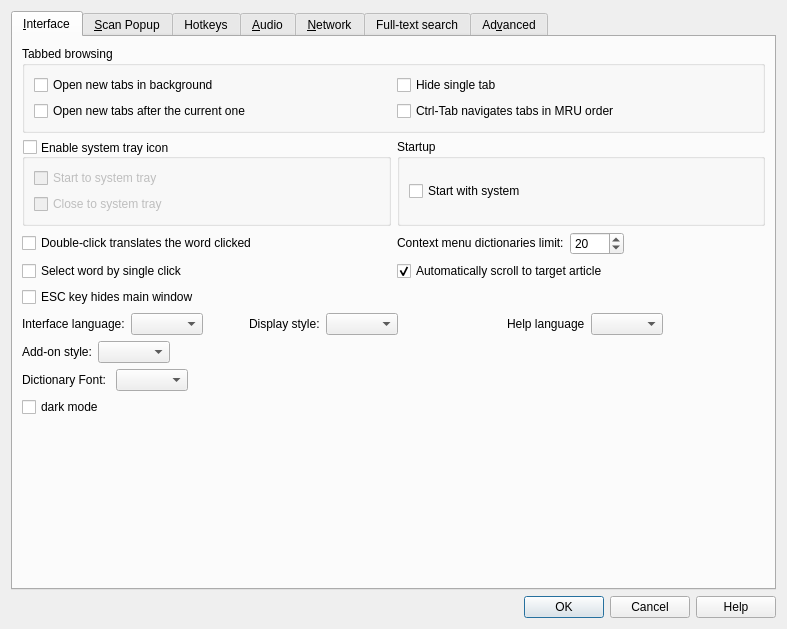
Qt form preferences.ui (xiaoyifang/goldendict-ng) before a commit.
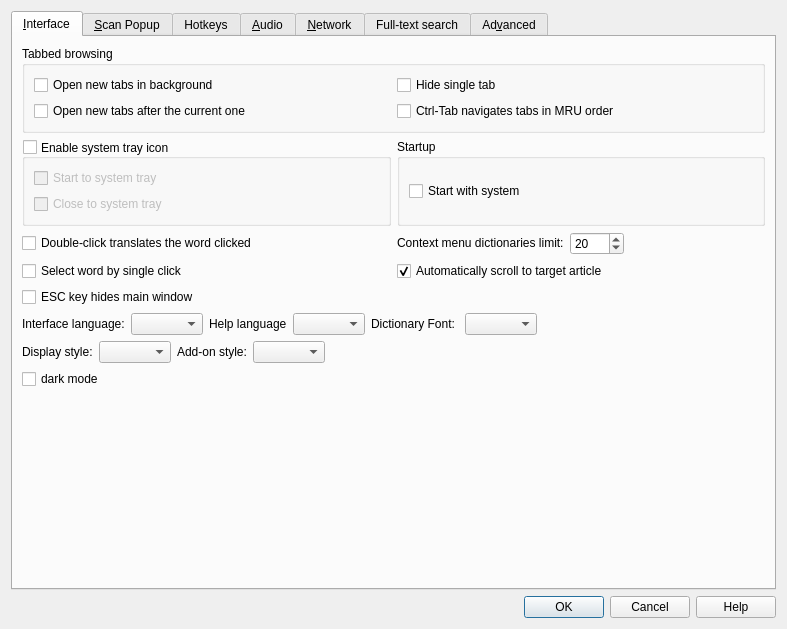
The same form after that commit. Icons and pictures are not drawn. Custom widgets are drawn as their Qt base class.

Commit message: ui:rearrange controls in preference dialog

Diff of the .ui file:
```diff
--- a/preferences.ui
+++ b/preferences.ui
@@ -51,6 +51,8 @@
         <number>9</number>
        </property>
        <item row="5" column="0" colspan="2">
+        <layout class="QVBoxLayout" name="verticalLayout_16">
+         <item>
         <layout class="QHBoxLayout" name="horizontalLayout_6">
          <item>
           <widget class="QLabel" name="label_6">
@@ -62,47 +64,14 @@
          <item>
           <widget class="QComboBox" name="interfaceLanguage"/>
          </item>
-         <item>
-          <spacer name="horizontalSpacer_3">
-           <property name="orientation">
-            <enum>Qt::Horizontal</enum>
-           </property>
-           <property name="sizeType">
-            <enum>QSizePolicy::Fixed</enum>
-           </property>
-           <property name="sizeHint" stdset="0">
-            <size>
-             <width>40</width>
-             <height>20</height>
-            </size>
-           </property>
-          </spacer>
-         </item>
-         <item>
-          <widget class="QLabel" name="label_9">
-           <property name="text">
-            <string>Display style:</string>
-           </property>
-          </widget>
-         </item>
-         <item>
-          <widget class="QComboBox" name="displayStyle"/>
-         </item>
-         <item>
-          <spacer name="horizontalSpacer_12">
-           <property name="orientation">
-            <enum>Qt::Horizontal</enum>
-           </property>
-           <property name="sizeHint" stdset="0">
-            <size>
-             <width>40</width>
-             <height>20</height>
-            </size>
-           </property>
-          </spacer>
-         </item>
          <item>
           <widget class="QLabel" name="label_16">
+             <property name="sizePolicy">
+              <sizepolicy hsizetype="Preferred" vsizetype="Preferred">
+               <horstretch>0</horstretch>
+               <verstretch>0</verstretch>
+              </sizepolicy>
+             </property>
            <property name="text">
             <string>Help language</string>
            </property>
@@ -111,6 +80,26 @@
          <item>
           <widget class="QComboBox" name="helpLanguage"/>
          </item>
+           <item>
+            <widget class="QLabel" name="label_21">
+             <property name="text">
+              <string>Dictionary Font: </string>
+             </property>
+            </widget>
+           </item>
+           <item>
+            <widget class="QComboBox" name="fontFamilies">
+             <property name="sizePolicy">
+              <sizepolicy hsizetype="Preferred" vsizetype="Fixed">
+               <horstretch>0</horstretch>
+               <verstretch>0</verstretch>
+              </sizepolicy>
+             </property>
+             <property name="toolTip">
+              <string>set the fallback font family for dictionary</string>
+             </property>
+            </widget>
+           </item>
          <item>
           <spacer name="horizontalSpacer_7">
            <property name="orientation">
@@ -126,29 +115,51 @@
          </item>
         </layout>
        </item>
-       <item row="14" column="0" colspan="2">
-        <spacer name="verticalSpacer">
+         <item>
+          <layout class="QHBoxLayout" name="horizontalLayout_4">
+           <item>
+            <widget class="QLabel" name="label_9">
+             <property name="text">
+              <string>Display style:</string>
+             </property>
+            </widget>
+           </item>
+           <item>
+            <widget class="QComboBox" name="displayStyle"/>
+           </item>
+           <item>
+            <widget class="QLabel" name="addonStylesLabel">
+             <property name="text">
+              <string>Add-on style:</string>
+             </property>
+            </widget>
+           </item>
+           <item>
+            <widget class="StylesComboBox" name="addonStyles"/>
+           </item>
+           <item>
+            <spacer name="horizontalSpacer_6">
          <property name="orientation">
-          <enum>Qt::Vertical</enum>
+              <enum>Qt::Horizontal</enum>
          </property>
          <property name="sizeHint" stdset="0">
           <size>
-           <width>20</width>
-           <height>40</height>
+               <width>40</width>
+               <height>20</height>
           </size>
          </property>
         </spacer>
        </item>
-       <item row="4" column="0">
-        <widget class="QCheckBox" name="escKeyHidesMainWindow">
-         <property name="toolTip">
-          <string>Normally, pressing ESC key moves focus to the translation line.
-With this on however, it will hide the main window.</string>
-         </property>
+          </layout>
+         </item>
+         <item>
+          <widget class="QCheckBox" name="darkMode">
          <property name="text">
-          <string>ESC key hides main window</string>
-         </property>
-        </widget>
+            <string>dark mode</string>
+           </property>
+          </widget>
+         </item>
+        </layout>
        </item>
        <item row="1" column="0">
         <widget class="QGroupBox" name="enableTrayIcon">
@@ -197,39 +208,21 @@
          </layout>
         </widget>
        </item>
-       <item row="3" column="1">
-        <widget class="QCheckBox" name="autoScrollToTargetArticle">
+       <item row="3" column="0">
+        <widget class="QCheckBox" name="selectBySingleClick">
          <property name="toolTip">
-          <string>Normally, clicking on a link, double-clicking on a word or looking up
-selection in an article loads the translation and almost immediately
-scrolls to the article from the same dictionary. With this option off,
-however, the article from the topmost dictionary is shown.</string>
+          <string>Turn this option on if you want to select words by single mouse click</string>
          </property>
          <property name="text">
-          <string>Automatically scroll to target article</string>
+          <string>Select word by single click</string>
          </property>
-         <property name="checked">
-          <bool>true</bool>
-         </property>
         </widget>
        </item>
-       <item row="1" column="1">
-        <widget class="QGroupBox" name="groupBox_2">
-         <property name="title">
-          <string>Startup</string>
-         </property>
-         <layout class="QVBoxLayout" name="verticalLayout_2">
-          <item>
-           <widget class="QCheckBox" name="cbAutostart">
-            <property name="toolTip">
-             <string>Automatically starts GoldenDict after operation system bootup.</string>
-            </property>
+       <item row="2" column="0">
+        <widget class="QCheckBox" name="doubleClickTranslates">
             <property name="text">
-             <string>Start with system</string>
-            </property>
-           </widget>
-          </item>
-         </layout>
+          <string>Double-click translates the word clicked</string>
+         </property>
         </widget>
        </item>
        <item row="2" column="1">
@@ -281,20 +274,30 @@
          </item>
         </layout>
        </item>
-       <item row="3" column="0">
-        <widget class="QCheckBox" name="selectBySingleClick">
+       <item row="4" column="0">
+        <widget class="QCheckBox" name="escKeyHidesMainWindow">
          <property name="toolTip">
-          <string>Turn this option on if you want to select words by single mouse click</string>
+          <string>Normally, pressing ESC key moves focus to the translation line.
+With this on however, it will hide the main window.</string>
          </property>
          <property name="text">
-          <string>Select word by single click</string>
+          <string>ESC key hides main window</string>
          </property>
         </widget>
        </item>
-       <item row="2" column="0">
-        <widget class="QCheckBox" name="doubleClickTranslates">
+       <item row="3" column="1">
+        <widget class="QCheckBox" name="autoScrollToTargetArticle">
+         <property name="toolTip">
+          <string>Normally, clicking on a link, double-clicking on a word or looking up
+selection in an article loads the translation and almost immediately
+scrolls to the article from the same dictionary. With this option off,
+however, the article from the topmost dictionary is shown.</string>
+         </property>
          <property name="text">
-          <string>Double-click translates the word clicked</string>
+          <string>Automatically scroll to target article</string>
+         </property>
+         <property name="checked">
+          <bool>true</bool>
          </property>
         </widget>
        </item>
@@ -348,75 +351,36 @@
          </layout>
         </widget>
        </item>
-       <item row="11" column="0" colspan="2">
-        <layout class="QHBoxLayout" name="horizontalLayout_12">
-         <item>
-          <widget class="QLabel" name="label_21">
-           <property name="text">
-            <string>Dictionary Font: </string>
-           </property>
-          </widget>
-         </item>
-         <item>
-          <widget class="QComboBox" name="fontFamilies">
-           <property name="sizePolicy">
-            <sizepolicy hsizetype="Preferred" vsizetype="Fixed">
-             <horstretch>0</horstretch>
-             <verstretch>0</verstretch>
-            </sizepolicy>
-           </property>
+       <item row="15" column="0" colspan="2">
+        <spacer name="verticalSpacer">
+         <property name="orientation">
+          <enum>Qt::Vertical</enum>
+         </property>
+         <property name="sizeHint" stdset="0">
+          <size>
+           <width>20</width>
+           <height>40</height>
+          </size>
+         </property>
+        </spacer>
+       </item>
+       <item row="1" column="1">
+        <widget class="QGroupBox" name="groupBox_2">
+         <property name="title">
+          <string>Startup</string>
+         </property>
+         <layout class="QVBoxLayout" name="verticalLayout_2">
+          <item>
+           <widget class="QCheckBox" name="cbAutostart">
            <property name="toolTip">
-            <string>set the fallback font family for dictionary</string>
-           </property>
-          </widget>
-         </item>
-         <item>
-          <spacer name="horizontalSpacer_13">
-           <property name="orientation">
-            <enum>Qt::Horizontal</enum>
-           </property>
-           <property name="sizeHint" stdset="0">
-            <size>
-             <width>40</width>
-             <height>20</height>
-            </size>
-           </property>
-          </spacer>
-         </item>
-        </layout>
-       </item>
-       <item row="7" column="0" colspan="2">
-        <layout class="QHBoxLayout" name="horizontalLayout_4">
-         <item>
-          <widget class="QLabel" name="addonStylesLabel">
+             <string>Automatically starts GoldenDict after operation system bootup.</string>
+            </property>
            <property name="text">
-            <string>Add-on style:</string>
+             <string>Start with system</string>
            </property>
           </widget>
          </item>
-         <item>
-          <widget class="StylesComboBox" name="addonStyles"/>
-         </item>
-         <item>
-          <spacer name="horizontalSpacer_6">
-           <property name="orientation">
-            <enum>Qt::Horizontal</enum>
-           </property>
-           <property name="sizeHint" stdset="0">
-            <size>
-             <width>40</width>
-             <height>20</height>
-            </size>
-           </property>
-          </spacer>
-         </item>
-        </layout>
-       </item>
-       <item row="12" column="0">
-        <widget class="QCheckBox" name="darkMode">
-         <property name="text">
-          <string>dark mode</string>
-         </property>
+         </layout>
         </widget>
        </item>
       </layout>
```
Lines whose indentation alone changed are shown as unchanged.
